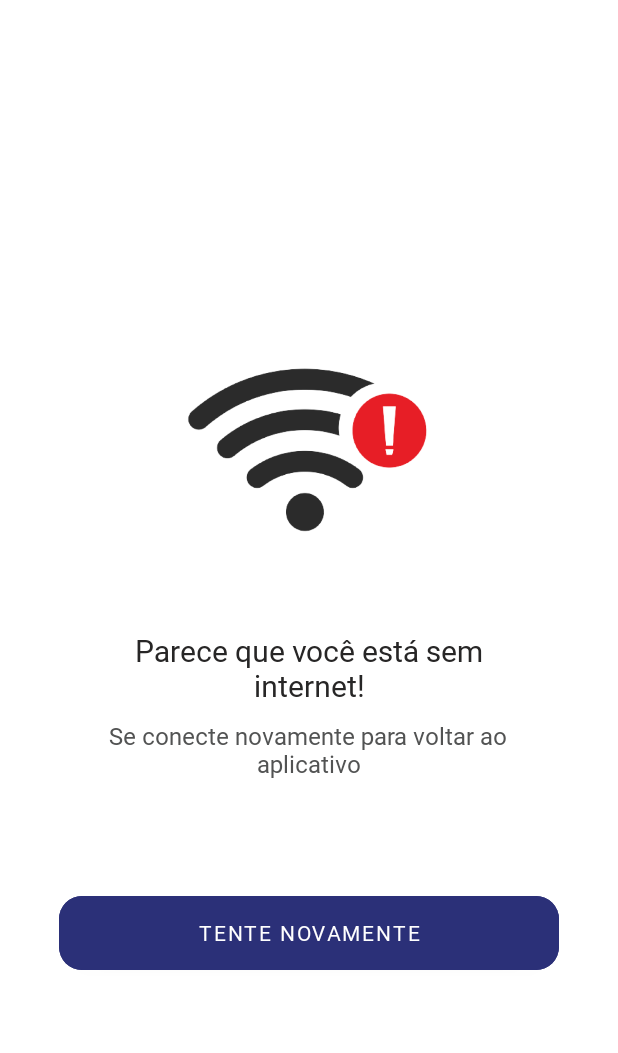
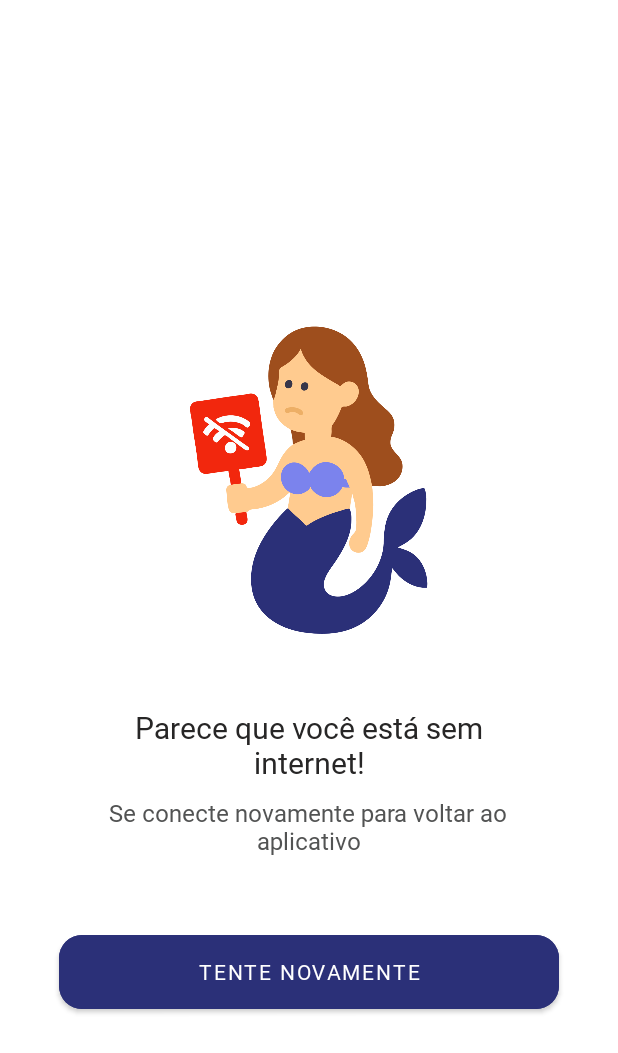
Before and after one commit to IARA-TECH/app-mobile, an Android app: the ErroWifiActivity screen opened directly, with no data from a screen before it, on a phone screen of 412 x 824 dp. Shown: the top 1053 px of the screen. Run offline under Robolectric (Android 15) with nearby library versions, the phone set to English and light mode, and no system bars.

Commit message:
feat(app-iara): troca imagem da tela de erro wifi

```diff
--- a/app/src/main/res/layout/activity_erro_wifi.xml
+++ b/app/src/main/res/layout/activity_erro_wifi.xml
@@ -24,14 +24,14 @@
 
     <ImageView
         android:id="@+id/imgErroWifi"
-        android:layout_width="230dp"
-        android:layout_height="200dp"
+        android:layout_width="273dp"
+        android:layout_height="251dp"
         android:layout_marginTop="200dp"
         app:layout_constraintEnd_toEndOf="parent"
         app:layout_constraintHorizontal_bias="0.496"
         app:layout_constraintStart_toStartOf="parent"
         app:layout_constraintTop_toTopOf="parent"
-        app:srcCompat="@drawable/imgerrowifi" />
+        app:srcCompat="@drawable/sereiawifi" />
 
     <TextView
         android:id="@+id/textView12"
```
Also changed, not shown: app/src/main/res/drawable/sereiawifi.png (added).
